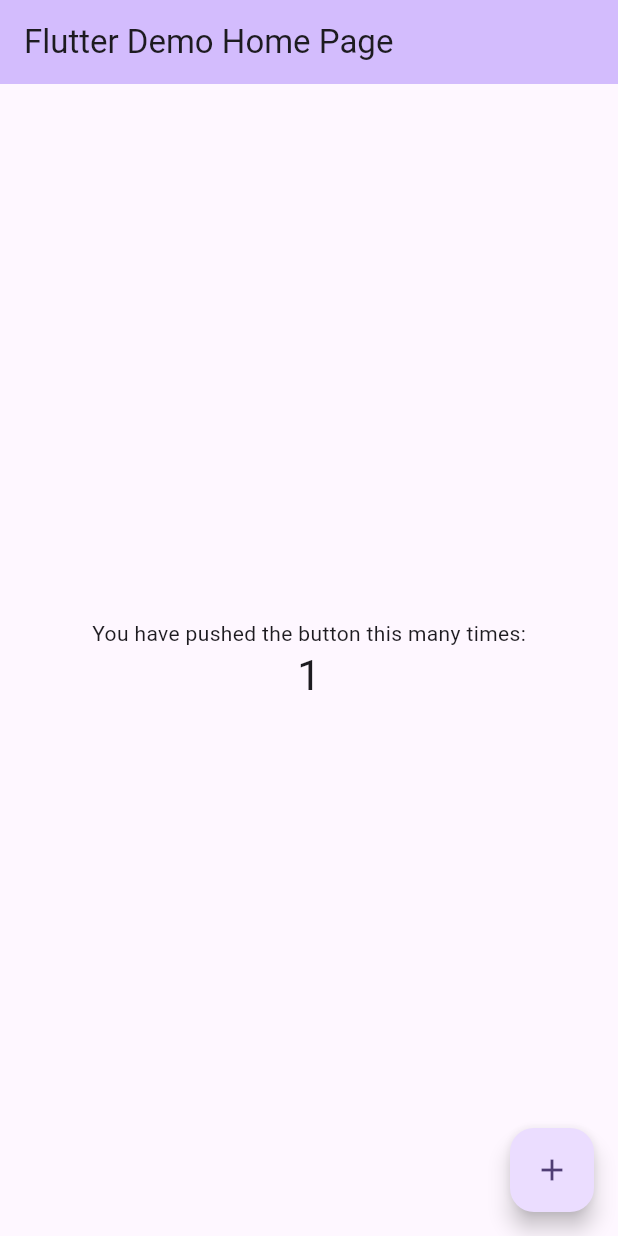
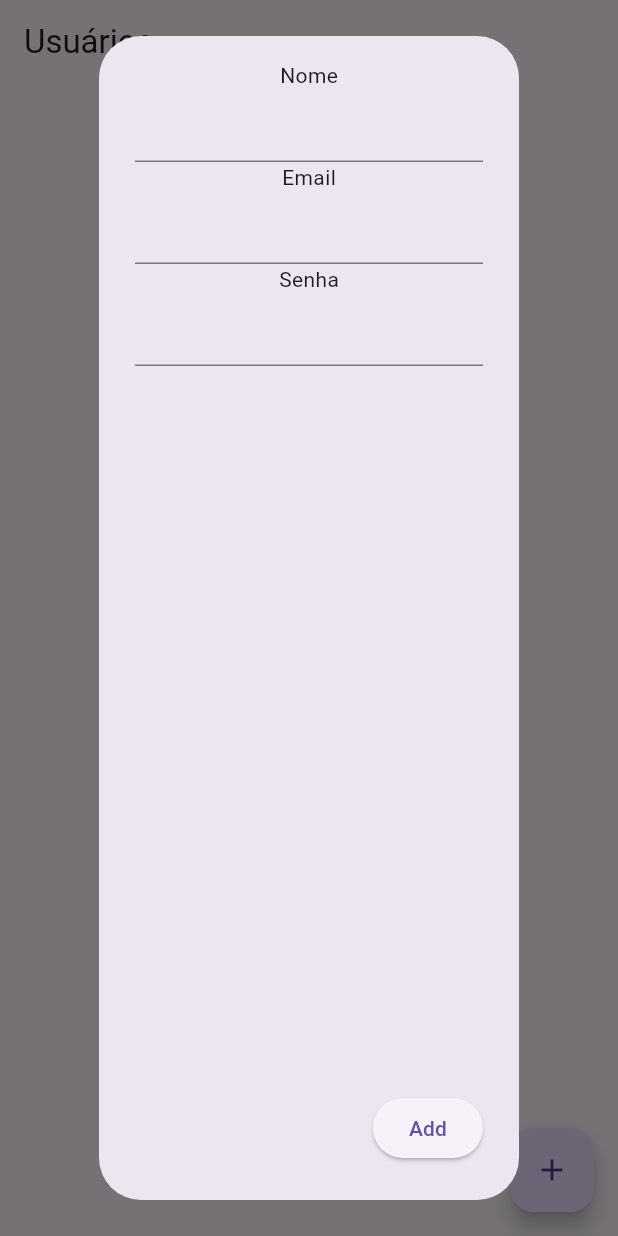
Before and after one commit to TiagoBuson/FlutterUserProject, a Flutter app: the screen it shows after launch, after a tap on the "add" icon, on a phone screen of 412 x 824 dp. Run offline on Flutter 3.47's test engine with Material 3 defaults, Android fonts, the phone set to English and light mode, and no system bars; our stand-ins replace cloud_firestore, firebase_core; accounts and stored records are empty.

Commit message:
Adicionando funcionalidade de adicionar usuários

```diff
--- a/lib/main.dart
+++ b/lib/main.dart
@@ -1,125 +1,23 @@
+import 'package:firebase_core/firebase_core.dart';
 import 'package:flutter/material.dart';
+import 'package:flutter_user_project/firebase_options.dart';
 
-void main() {
+import 'pages/home_page.dart';
+
+void main() async{
+  WidgetsFlutterBinding.ensureInitialized();
+  await Firebase.initializeApp(options: DefaultFirebaseOptions.currentPlatform);
   runApp(const MyApp());
 }
 
 class MyApp extends StatelessWidget {
   const MyApp({super.key});
 
-  // This widget is the root of your application.
   @override
   Widget build(BuildContext context) {
-    return MaterialApp(
-      title: 'Flutter Demo',
-      theme: ThemeData(
-        // This is the theme of your application.
-        //
-        // TRY THIS: Try running your application with "flutter run". You'll see
-        // the application has a purple toolbar. Then, without quitting the app,
-        // try changing the seedColor in the colorScheme below to Colors.green
-        // and then invoke "hot reload" (save your changes or press the "hot
-        // reload" button in a Flutter-supported IDE, or press "r" if you used
-        // the command line to start the app).
-        //
-        // Notice that the counter didn't reset back to zero; the application
-        // state is not lost during the reload. To reset the state, use hot
-        // restart instead.
-        //
-        // This works for code too, not just values: Most code changes can be
-        // tested with just a hot reload.
-        colorScheme: ColorScheme.fromSeed(seedColor: Colors.deepPurple),
-        useMaterial3: true,
-      ),
-      home: const MyHomePage(title: 'Flutter Demo Home Page'),
+    return const MaterialApp(
+      debugShowCheckedModeBanner: false,
+      home: HomePage(),
     );
   }
 }
-
-class MyHomePage extends StatefulWidget {
-  const MyHomePage({super.key, required this.title});
-
-  // This widget is the home page of your application. It is stateful, meaning
-  // that it has a State object (defined below) that contains fields that affect
-  // how it looks.
-
-  // This class is the configuration for the state. It holds the values (in this
-  // case the title) provided by the parent (in this case the App widget) and
-  // used by the build method of the State. Fields in a Widget subclass are
-  // always marked "final".
-
-  final String title;
-
-  @override
-  State<MyHomePage> createState() => _MyHomePageState();
-}
-
-class _MyHomePageState extends State<MyHomePage> {
-  int _counter = 0;
-
-  void _incrementCounter() {
-    setState(() {
-      // This call to setState tells the Flutter framework that something has
-      // changed in this State, which causes it to rerun the build method below
-      // so that the display can reflect the updated values. If we changed
-      // _counter without calling setState(), then the build method would not be
-      // called again, and so nothing would appear to happen.
-      _counter++;
-    });
-  }
-
-  @override
-  Widget build(BuildContext context) {
-    // This method is rerun every time setState is called, for instance as done
-    // by the _incrementCounter method above.
-    //
-    // The Flutter framework has been optimized to make rerunning build methods
-    // fast, so that you can just rebuild anything that needs updating rather
-    // than having to individually change instances of widgets.
-    return Scaffold(
-      appBar: AppBar(
-        // TRY THIS: Try changing the color here to a specific color (to
-        // Colors.amber, perhaps?) and trigger a hot reload to see the AppBar
-        // change color while the other colors stay the same.
-        backgroundColor: Theme.of(context).colorScheme.inversePrimary,
-        // Here we take the value from the MyHomePage object that was created by
-        // the App.build method, and use it to set our appbar title.
-        title: Text(widget.title),
-      ),
-      body: Center(
-        // Center is a layout widget. It takes a single child and positions it
-        // in the middle of the parent.
-        child: Column(
-          // Column is also a layout widget. It takes a list of children and
-          // arranges them vertically. By default, it sizes itself to fit its
-          // children horizontally, and tries to be as tall as its parent.
-          //
-          // Column has various properties to control how it sizes itself and
-          // how it positions its children. Here we use mainAxisAlignment to
-          // center the children vertically; the main axis here is the vertical
-          // axis because Columns are vertical (the cross axis would be
-          // horizontal).
-          //
-          // TRY THIS: Invoke "debug painting" (choose the "Toggle Debug Paint"
-          // action in the IDE, or press "p" in the console), to see the
-          // wireframe for each widget.
-          mainAxisAlignment: MainAxisAlignment.center,
-          children: <Widget>[
-            const Text(
-              'You have pushed the button this many times:',
-            ),
-            Text(
-              '$_counter',
-              style: Theme.of(context).textTheme.headlineMedium,
-            ),
-          ],
-        ),
-      ),
-      floatingActionButton: FloatingActionButton(
-        onPressed: _incrementCounter,
-        tooltip: 'Increment',
-        child: const Icon(Icons.add),
-      ), // This trailing comma makes auto-formatting nicer for build methods.
-    );
-  }
-}
--- /dev/null
+++ b/lib/pages/home_page.dart
@@ -0,0 +1,64 @@
+import 'package:flutter/material.dart';
+
+import '../services/firestore.dart';
+
+class HomePage extends StatefulWidget {
+  const HomePage({super.key});
+
+  @override
+  State<HomePage> createState() => _HomePageState();
+}
+
+class _HomePageState extends State<HomePage> {
+
+  final FirestoreService firestoreService = FirestoreService();
+
+  final TextEditingController nameController = TextEditingController();
+  final TextEditingController emailController = TextEditingController();
+  final TextEditingController passwordController = TextEditingController();
+
+  void openUserBox() {
+    showDialog(
+      context: context,
+      builder: (context) => AlertDialog(
+        content:
+          Column(
+            children: [
+              Text("Nome"),
+              TextField(
+                controller: nameController,
+              ),
+              Text("Email"),
+              TextField(
+                controller: emailController,
+              ),
+              Text("Senha"),
+              TextField(
+                controller: passwordController,
+              ),
+            ],
+          ),
+        actions: [
+          ElevatedButton(onPressed: () {
+            firestoreService.addUser(nameController.text, emailController.text, passwordController.text);
+
+            nameController.clear();
+            emailController.clear();
+            passwordController.clear();
+          },
+          child: Text("Add"))
+        ],
+    ));
+  }
+
+  @override
+  Widget build(BuildContext context) {
+    return Scaffold(
+      appBar: AppBar(title: Text("Usuários"),),
+      floatingActionButton: FloatingActionButton(
+        onPressed: openUserBox,
+        child: const Icon(Icons.add),
+        ),
+    );
+  }
+}
--- /dev/null
+++ b/lib/services/firestore.dart
@@ -0,0 +1,16 @@
+import 'package:cloud_firestore/cloud_firestore.dart';
+
+
+class FirestoreService {
+
+  final CollectionReference users = FirebaseFirestore.instance.collection('users');
+
+  Future<void> addUser(String name, String email, String password) {
+    return users.add({
+      'name': name,
+      'email': email,
+      'password': password,
+      'timestamp': Timestamp.now(),
+    });
+  }
+}
--- a/pubspec.yaml
+++ b/pubspec.yaml
@@ -34,6 +34,8 @@ dependencies:
   # The following adds the Cupertino Icons font to your application.
   # Use with the CupertinoIcons class for iOS style icons.
   cupertino_icons: ^1.0.8
+  firebase_core: ^3.9.0
+  cloud_firestore: ^5.6.0
 
 dev_dependencies:
   flutter_test:
```
Also changed, not shown: firebase.json (added), lib/firebase_options.dart (added), pubspec.lock, 6 other files.
